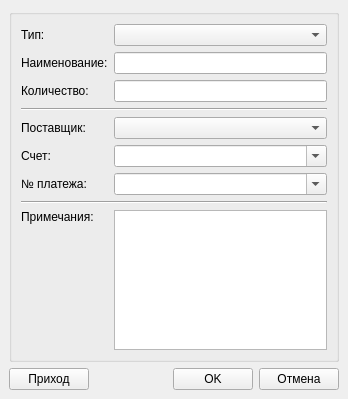
The window that src/ui/zakupkiadd.ui (alex-krutikov/sklad) describes before a commit, drawn with Qt 5.
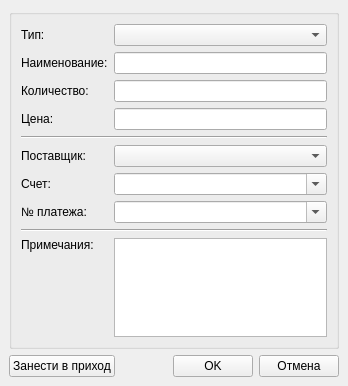
The same window after the commit.

```diff
--- a/src/ui/zakupkiadd.ui
+++ b/src/ui/zakupkiadd.ui
@@ -6,7 +6,7 @@
     <x>0</x>
     <y>0</y>
     <width>348</width>
-    <height>399</height>
+    <height>386</height>
    </rect>
   </property>
   <property name="windowTitle" >
@@ -70,14 +70,14 @@
       <item row="2" column="1" >
        <widget class="QLineEdit" name="le6" />
       </item>
-      <item row="3" column="0" colspan="2" >
+      <item row="4" column="0" colspan="2" >
        <widget class="Line" name="line" >
         <property name="orientation" >
          <enum>Qt::Horizontal</enum>
         </property>
        </widget>
       </item>
-      <item row="4" column="0" >
+      <item row="5" column="0" >
        <widget class="QLabel" name="label_6" >
         <property name="text" >
          <string>Поставщик:</string>
@@ -87,10 +87,10 @@
         </property>
        </widget>
       </item>
-      <item row="4" column="1" >
+      <item row="5" column="1" >
        <widget class="QComboBox" name="cb2" />
       </item>
-      <item row="5" column="0" >
+      <item row="6" column="0" >
        <widget class="QLabel" name="label_10" >
         <property name="text" >
          <string>Счет:</string>
@@ -100,14 +100,14 @@
         </property>
        </widget>
       </item>
-      <item row="5" column="1" >
+      <item row="6" column="1" >
        <widget class="QComboBox" name="cb5" >
         <property name="editable" >
          <bool>true</bool>
         </property>
        </widget>
       </item>
-      <item row="6" column="0" >
+      <item row="7" column="0" >
        <widget class="QLabel" name="label_11" >
         <property name="text" >
          <string>№ платежа:</string>
@@ -117,31 +117,31 @@
         </property>
        </widget>
       </item>
-      <item row="6" column="1" >
+      <item row="7" column="1" >
        <widget class="QComboBox" name="cb6" >
         <property name="editable" >
          <bool>true</bool>
         </property>
        </widget>
       </item>
-      <item row="7" column="0" colspan="2" >
+      <item row="8" column="0" colspan="2" >
        <widget class="Line" name="line_2" >
         <property name="orientation" >
          <enum>Qt::Horizontal</enum>
         </property>
        </widget>
       </item>
-      <item row="8" column="0" >
+      <item row="9" column="0" >
        <widget class="QLabel" name="label_3" >
         <property name="text" >
          <string>Примечания:</string>
         </property>
        </widget>
       </item>
-      <item rowspan="2" row="8" column="1" >
+      <item rowspan="2" row="9" column="1" >
        <widget class="QTextEdit" name="te_notes" />
       </item>
-      <item row="9" column="0" >
+      <item row="10" column="0" >
        <spacer>
         <property name="orientation" >
          <enum>Qt::Vertical</enum>
@@ -154,6 +154,16 @@
         </property>
        </spacer>
       </item>
+      <item row="3" column="0" >
+       <widget class="QLabel" name="label_4" >
+        <property name="text" >
+         <string>Цена:</string>
+        </property>
+       </widget>
+      </item>
+      <item row="3" column="1" >
+       <widget class="QLineEdit" name="le_price" />
+      </item>
      </layout>
     </widget>
    </item>
@@ -177,7 +187,7 @@
      <item>
       <widget class="QPushButton" name="pb1" >
        <property name="text" >
-        <string>Приход</string>
+        <string>Занести в приход</string>
        </property>
        <property name="autoDefault" >
         <bool>false</bool>
```
Left out of the diff: 31 changed lines with no effect on the pictures.
